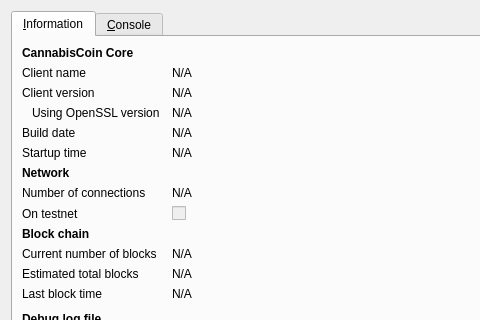
Before: the Qt Designer form src/qt/forms/rpcconsole.ui in horcoin/horcoin, drawn with Qt 5; both pictures show x 0 to 480 and y 0 to 320 of the 740 by 450 pixel window.
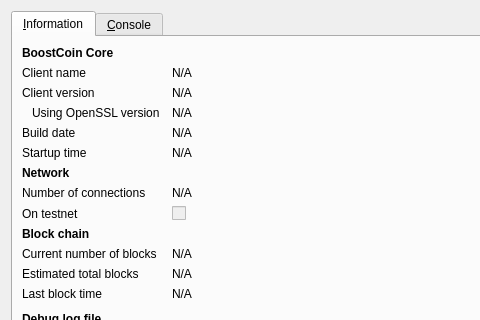
After: the same form once the commit is applied. Icons and pictures are not drawn.

The edit to the form file:
```diff
--- a/src/qt/forms/rpcconsole.ui
+++ b/src/qt/forms/rpcconsole.ui
@@ -36,7 +36,7 @@
           </font>
          </property>
          <property name="text">
-          <string>CannabisCoin Core</string>
+          <string>BoostCoin Core</string>
          </property>
         </widget>
        </item>
```
Left out of the diff: 6 changed lines with no effect on the pictures.
